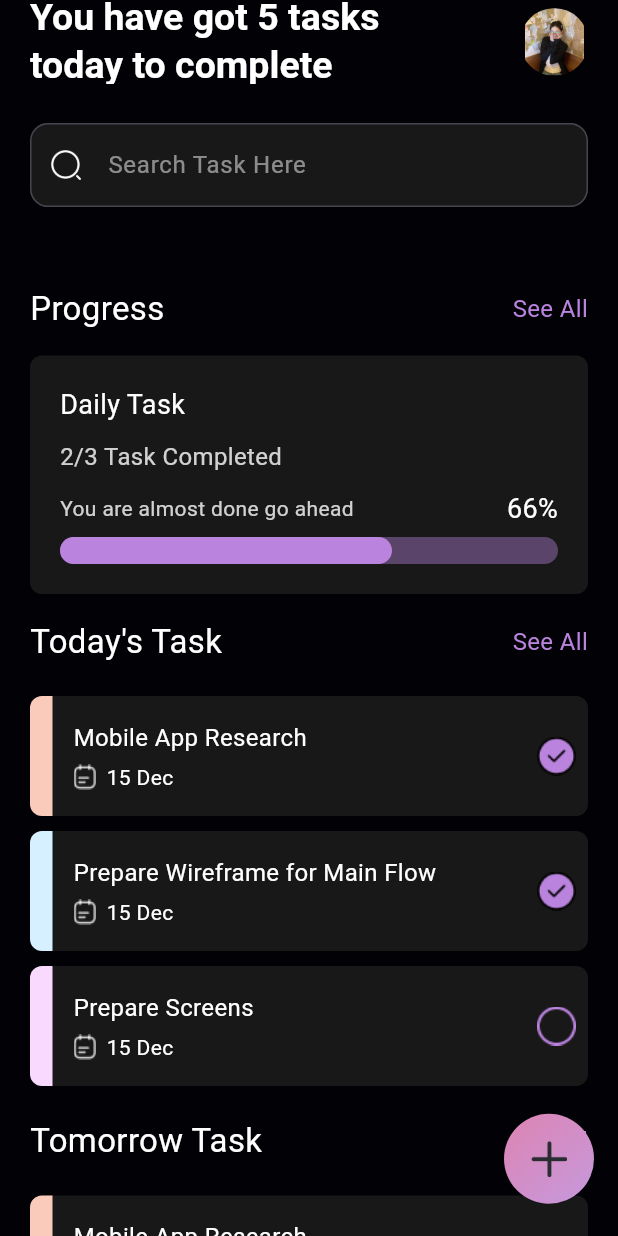
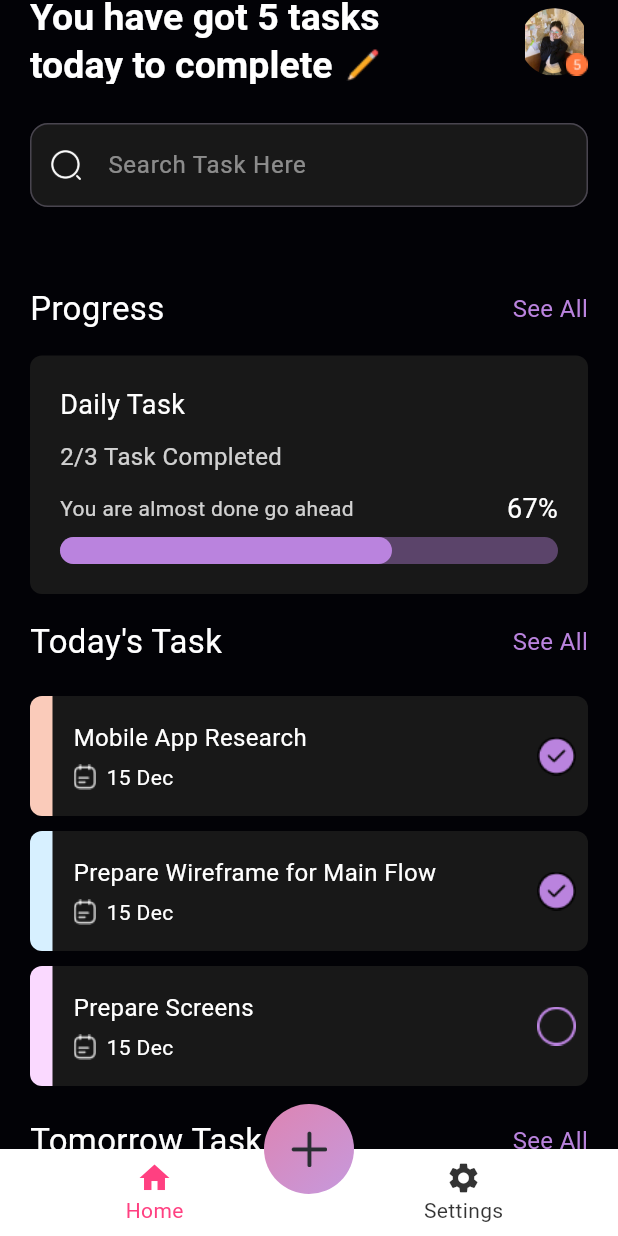
Before and after one commit to 21042003/btBuoi8, a Flutter app: the screen it shows after launch, on a phone screen of 412 x 824 dp. Run offline on Flutter 3.47's test engine with Material 3 defaults, Android fonts, the phone set to English and light mode, and no system bars.

Commit message:
bottomNavigator

```diff
--- /dev/null
+++ b/lib/Home_drawer/Home_Bottom_App.dart
@@ -0,0 +1,73 @@
+
+import 'package:baitap5/screens/home_screen.dart';
+import 'package:baitap5/screens/task_material/Create_task_screen.dart';
+import 'package:baitap5/screens/widgets/add_button.dart';
+import 'package:flutter/material.dart';
+
+class HomeBottomApp extends StatefulWidget {
+  const HomeBottomApp({super.key});
+
+
+  @override
+  State<HomeBottomApp> createState() => _HomeBottomAppState();
+}
+
+class _HomeBottomAppState extends State<HomeBottomApp> {
+  int _currentIndex = 0;
+
+  @override
+  Widget build(BuildContext context) {
+    return Scaffold(
+      body: _buildBody(),
+      bottomNavigationBar: BottomNavigationBar(
+        selectedItemColor: Colors.pinkAccent,
+        backgroundColor: Colors.white,
+        unselectedItemColor: Colors.black.withOpacity(0.8),
+        iconSize: 24,
+        selectedFontSize: 14,
+        unselectedFontSize: 14,
+        currentIndex: _currentIndex,
+        onTap: _onTabTapped,
+        items: const [
+          BottomNavigationBarItem(
+            icon: Icon(Icons.home),
+            label: 'Home',
+          ),
+          BottomNavigationBarItem(
+            icon: Icon(Icons.settings),
+            label: 'Settings',
+          ),
+        ],
+      ),
+      floatingActionButton: AddButton(
+        onTap: () {
+          Navigator.of(context).push(
+            MaterialPageRoute(
+              builder: (context) {
+                return const CreateTaskScreen();
+              },
+            ),
+          );
+        },
+      ),
+      floatingActionButtonLocation: FloatingActionButtonLocation.centerDocked,
+    );
+  }
+
+  void _onTabTapped(int index) {
+    setState(() {
+      _currentIndex = index;
+    });
+  }
+
+  Widget _buildBody() {
+    switch (_currentIndex) {
+      case 0:
+        return const HomeScreen();
+      case 1:
+        return const Placeholder();
+      default:
+        return const Placeholder();
+    }
+  }
+}
--- a/lib/materias/app_icons.dart
+++ b/lib/materias/app_icons.dart
@@ -13,5 +13,5 @@ class AppIcons {
   static const input = 'assets/icons/pluter.png';
   static const vector1 = 'assets/icons/vectorleft.png';
   static const vector2 = 'assets/icons/Vectorright.png';
-
+  static const pen = 'assets/icons/pens.png';
 }
--- a/lib/my_app.dart
+++ b/lib/my_app.dart
@@ -1,5 +1,5 @@
 
-import 'package:baitap5/screens/home_screen.dart';
+import 'package:baitap5/Home_drawer/Home_Bottom_App.dart';
 import 'package:flutter/material.dart';
 
 
@@ -10,7 +10,7 @@ class MyApp extends StatelessWidget {
   Widget build(BuildContext context) {
     return const MaterialApp(
       title: 'To-Do List',
-      home: HomeScreen(),
+      home: HomeBottomApp(),
       debugShowCheckedModeBanner: false,
     );
   }
--- a/lib/screens/home_screen.dart
+++ b/lib/screens/home_screen.dart
@@ -1,13 +1,11 @@
+import 'package:baitap5/Home_drawer/Display_tasks.dart';
 import 'package:baitap5/data/task_model.dart';
 import 'package:baitap5/data/task_priority.dart';
 import 'package:baitap5/data/task_status.dart';
 import 'package:baitap5/materias/colors_app.dart';
-import 'package:baitap5/screens/task_material/Create_task_screen.dart';
-import 'package:baitap5/screens/widgets/add_button.dart';
 import 'package:baitap5/screens/widgets/header.dart';
 import 'package:baitap5/screens/widgets/home_app.dart';
 import 'package:baitap5/screens/widgets/progress_bar.dart';
-import 'package:baitap5/screens/widgets/search_field.dart';
 import 'package:baitap5/screens/widgets/task_item.dart';
 import 'package:flutter/material.dart';
 
@@ -125,12 +123,34 @@ class _HomeScreenState extends State<HomeScreen> {
                     horizontal: 20,
                   ),
                 ),
-                const Header(title: 'Progress'),
+                Header(
+                  title: 'Progress',
+                  onSeeAllTap: () {
+                    Navigator.of(context).push(
+                      MaterialPageRoute(
+                        builder: (context) => DisplayTasks(
+                          tasks: tasks,
+                        ),
+                      ),
+                    );
+                  },
+                ),
                 Progress(
                   numberOfCompletedTask: numberOfCompletedTodayTask,
                   numberOfTasks: todayTasks.length,
                 ),
-                const Header(title: "Today's Task"),
+                Header(
+                  title: "Today's Task",
+                  onSeeAllTap: () {
+                    Navigator.of(context).push(
+                      MaterialPageRoute(
+                        builder: (context) => DisplayTasks(
+                          tasks: tasks,
+                        ),
+                      ),
+                    );
+                  },
+                ),
                 ListView.builder(
                   padding: EdgeInsets.zero,
                   physics: const NeverScrollableScrollPhysics(),
@@ -151,7 +171,18 @@ class _HomeScreenState extends State<HomeScreen> {
                   itemCount: todayTasks.length,
                   shrinkWrap: true,
                 ),
-                const Header(title: "Tomorrow Task"),
+                Header(
+                  title: "Tomorrow Task",
+                  onSeeAllTap: () {
+                    Navigator.of(context).push(
+                      MaterialPageRoute(
+                        builder: (context) => DisplayTasks(
+                          tasks: tasks,
+                        ),
+                      ),
+                    );
+                  },
+                ),
                 ListView.builder(
                   padding: EdgeInsets.zero,
                   physics: const NeverScrollableScrollPhysics(),
@@ -160,36 +191,25 @@ class _HomeScreenState extends State<HomeScreen> {
                       taskModel: tomorrowTasks[index],
                       onStatusChanged: (taskStatus) {
                         final taskIndex = tasks.indexWhere(
-                          (e) => e.id == todayTasks[index].id,
+                          (e) => e.id == tomorrowTasks[index].id,
                         );
                         setState(() {
-                          tasks[taskIndex] = todayTasks[index]
+                          tasks[taskIndex] = tomorrowTasks[index]
                               .copyWith(taskStatus: taskStatus);
                         });
                       },
                     );
                   },
-                  itemCount: todayTasks.length,
+                  itemCount: tomorrowTasks.length,
                   shrinkWrap: true,
                 ),
                 const SizedBox(
-                  height: 110,
+                  height: 50,
                 ),
               ],
             ),
           ),
         ),
-        floatingActionButton: AddButton(
-          onTap: () {
-            Navigator.of(context).push(
-              MaterialPageRoute(
-                builder: (context) {
-                  return const CreateTaskScreen();
-                },
-              ),
-            );
-          },
-        ),
       ),
     );
   }
--- a/lib/screens/widgets/header.dart
+++ b/lib/screens/widgets/header.dart
@@ -5,10 +5,13 @@ import 'package:flutter/material.dart';
 class Header extends StatelessWidget {
   const Header({
     required this.title,
+    required this.onSeeAllTap,
     super.key,
   });
 
   final String title;
+
+  final VoidCallback onSeeAllTap;
 
   @override
   Widget build(BuildContext context) {
@@ -28,11 +31,18 @@ class Header extends StatelessWidget {
               ),
             ),
           ),
-          const Text(
-            'See All',
-            style: TextStyle(
-                fontSize: 16,
-                color: AppColors.hexBA83DE
+          GestureDetector(
+            behavior: HitTestBehavior.translucent,
+            onTap: onSeeAllTap,
+            child: const InkWell(
+              mouseCursor: SystemMouseCursors.click,
+              child: Text(
+                'See All',
+                style: TextStyle(
+                    fontSize: 16,
+                    color: AppColors.hexBA83DE
+                ),
+              ),
             ),
           )
         ],
--- a/lib/screens/widgets/home_app.dart
+++ b/lib/screens/widgets/home_app.dart
@@ -1,9 +1,9 @@
+import 'package:baitap5/materias/app_icons.dart';
 import 'package:baitap5/materias/colors_app.dart';
 import 'package:baitap5/materias/images.dart';
 import 'package:baitap5/screens/widgets/search_field.dart';
 import 'package:flutter/material.dart';
 import 'package:flutter/services.dart';
-
 
 class HomeAppBar extends StatelessWidget implements PreferredSizeWidget {
   const HomeAppBar({
@@ -12,12 +12,15 @@ class HomeAppBar extends StatelessWidget implements PreferredSizeWidget {
   });
 
   final ValueChanged<String> onSearchChanged;
+
   @override
   Widget build(BuildContext context) {
     return AppBar(
       backgroundColor: AppColors.hex020206,
       systemOverlayStyle: SystemUiOverlayStyle.light,
-      title: const Text(
+      title: Stack(
+        children: [
+          const Text(
           'You have got 5 tasks\ntoday to complete',
           maxLines: 2,
           style: TextStyle(
@@ -26,8 +29,22 @@ class HomeAppBar extends StatelessWidget implements PreferredSizeWidget {
             fontWeight: FontWeight.bold,
           ),
         ),
+          Positioned(
+            bottom: 0,
+            right: 0,
+            top: 30,
+            child: Image.asset(
+              AppIcons.pen,
+              width: 23,
+              height: 22,
+            ),
+          )
+      ],
+      ),
       titleSpacing: 20,
       actions: [
+        Stack(
+          children: [
             ClipRRect(
               borderRadius: const BorderRadius.all(Radius.circular(22)),
               child: Image.asset(
@@ -35,6 +52,17 @@ class HomeAppBar extends StatelessWidget implements PreferredSizeWidget {
                 width: 45,
                 height: 45,
               ),
+            ),
+            Positioned(
+              bottom: 0,
+              right: 0,
+              child: Image.asset(
+                AppIcons.number,
+                width: 15,
+                height: 15,
+              ),
+            ),
+          ],
         ),
         const SizedBox(
           width: 20,
@@ -54,7 +82,6 @@ class HomeAppBar extends StatelessWidget implements PreferredSizeWidget {
         ),
       ),
       centerTitle: false,
-
     );
   }
 
--- a/lib/screens/widgets/progress_bar.dart
+++ b/lib/screens/widgets/progress_bar.dart
@@ -64,9 +64,9 @@ class Progress extends StatelessWidget {
                   ),
                 ),
               ),
-              const Text(
-                '66%',
-                style: TextStyle(
+               Text(
+                '${(numberOfCompletedTask * 33 + 1)}%',
+                style: const TextStyle(
                   color: Colors.white,
                   fontSize: 18,
                 ),
```
Also changed, not shown: lib/Home_drawer/Display_tasks.dart (added, +96 -0 lines), lib/common_widgets/primary_app_bar.dart (+8 -5 lines), assets/icons/pens.png (added). Lines whose indentation alone changed are shown as unchanged.
